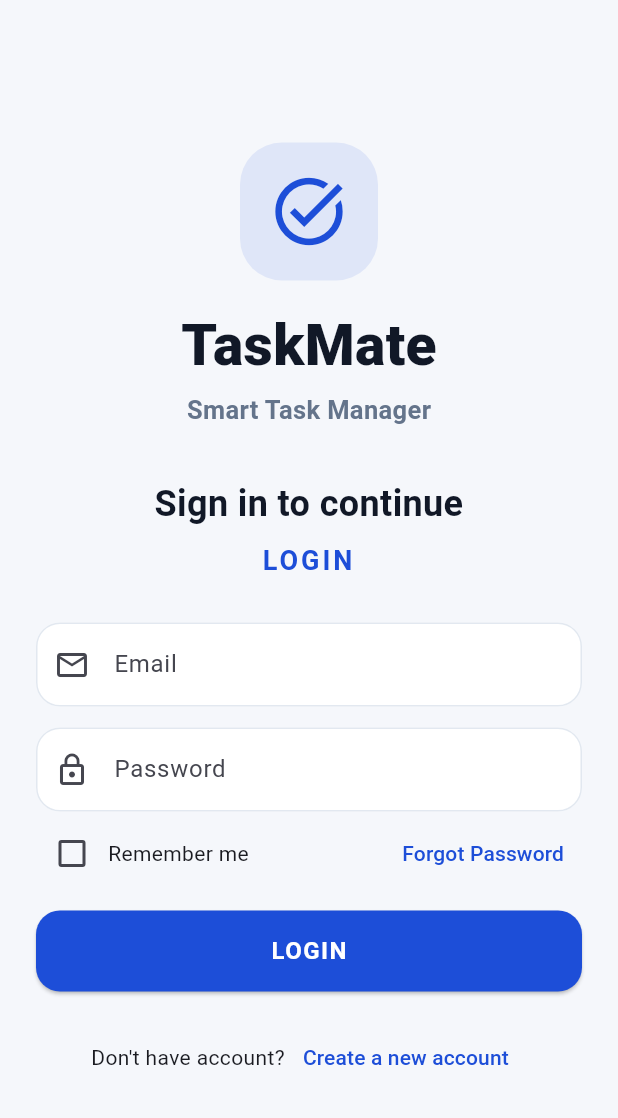
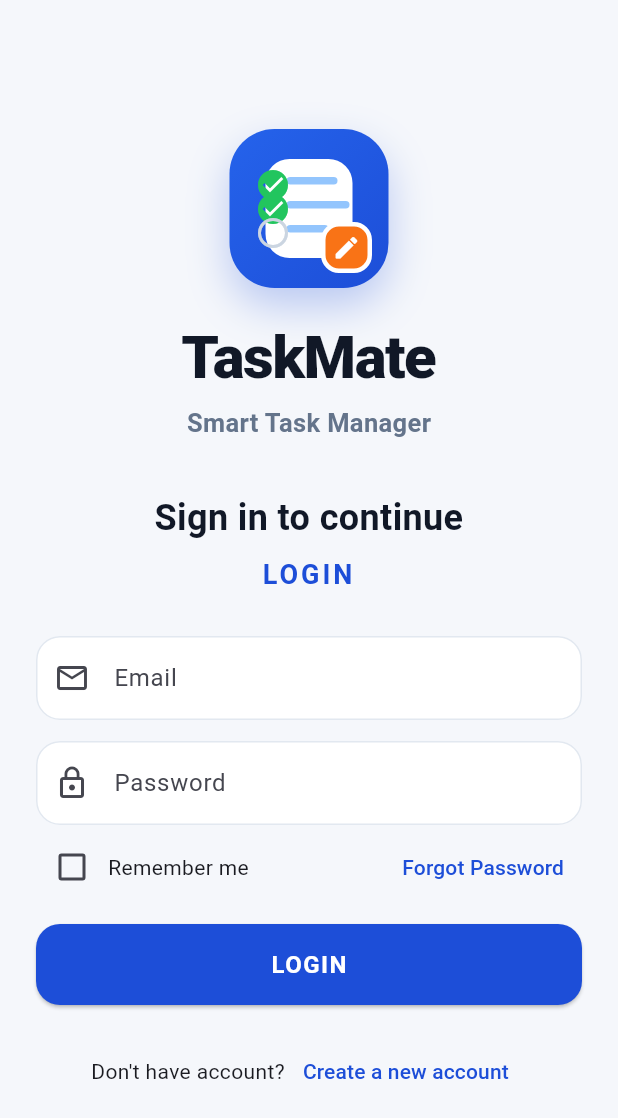
Before and after one commit to Hayyan47/Smart-Task-manager, a Flutter app: the screen it shows after launch, on a phone screen of 412 x 824 dp. Shown: the top 1118 px of the screen. Run offline on Flutter 3.47's test engine with Material 3 defaults, Android fonts, the phone set to English and light mode, and no system bars; our stand-ins replace cloud_firestore, firebase_auth, firebase_core; accounts and stored records are empty.

Commit message:
Improve TaskMate logo design

```diff
--- a/lib/login_screen.dart
+++ b/lib/login_screen.dart
@@ -222,7 +222,8 @@ class _LoginScreenState extends State<LoginScreen> {
 }
 
 // This logo/header is used on both Login and Signup screens
-// to match the provided TaskMate design.
+// to match the provided TaskMate design. The logo is created with Flutter
+// widgets, so we do not copy any copyrighted image from the internet.
 class TaskMateLogo extends StatelessWidget {
   const TaskMateLogo({super.key});
 
@@ -231,33 +232,126 @@ class TaskMateLogo extends StatelessWidget {
     return Column(
       children: [
         Container(
-          height: 92,
-          width: 92,
+          height: 106,
+          width: 106,
           decoration: BoxDecoration(
-            color: const Color(0xFF1D4ED8).withValues(alpha: 0.10),
-            borderRadius: BorderRadius.circular(28),
+            gradient: const LinearGradient(
+              colors: [Color(0xFF2563EB), Color(0xFF1D4ED8)],
+              begin: Alignment.topLeft,
+              end: Alignment.bottomRight,
+            ),
+            borderRadius: BorderRadius.circular(30),
+            boxShadow: [
+              BoxShadow(
+                color: const Color(0xFF1D4ED8).withValues(alpha: 0.28),
+                blurRadius: 24,
+                offset: const Offset(0, 12),
+              ),
+            ],
           ),
-          child: const Icon(
-            Icons.task_alt,
-            size: 54,
-            color: Color(0xFF1D4ED8),
+          child: Stack(
+            alignment: Alignment.center,
+            children: [
+              Positioned(
+                top: 20,
+                left: 24,
+                right: 24,
+                child: Container(
+                  height: 66,
+                  decoration: BoxDecoration(
+                    color: Colors.white,
+                    borderRadius: BorderRadius.circular(16),
+                  ),
+                ),
+              ),
+              Positioned(
+                top: 32,
+                left: 38,
+                child: Container(
+                  width: 34,
+                  height: 5,
+                  decoration: BoxDecoration(
+                    color: const Color(0xFF93C5FD),
+                    borderRadius: BorderRadius.circular(20),
+                  ),
+                ),
+              ),
+              Positioned(
+                top: 48,
+                left: 38,
+                child: Container(
+                  width: 42,
+                  height: 5,
+                  decoration: BoxDecoration(
+                    color: const Color(0xFF93C5FD),
+                    borderRadius: BorderRadius.circular(20),
+                  ),
+                ),
+              ),
+              Positioned(
+                top: 64,
+                left: 38,
+                child: Container(
+                  width: 28,
+                  height: 5,
+                  decoration: BoxDecoration(
+                    color: const Color(0xFF93C5FD),
+                    borderRadius: BorderRadius.circular(20),
+                  ),
+                ),
+              ),
+              const Positioned(
+                top: 25,
+                left: 17,
+                child: Icon(Icons.check_circle,
+                    color: Color(0xFF22C55E), size: 24),
+              ),
+              const Positioned(
+                top: 41,
+                left: 17,
+                child: Icon(Icons.check_circle,
+                    color: Color(0xFF22C55E), size: 24),
+              ),
+              const Positioned(
+                top: 57,
+                left: 17,
+                child: Icon(Icons.radio_button_unchecked,
+                    color: Color(0xFFCBD5E1), size: 24),
+              ),
+              Positioned(
+                right: 11,
+                bottom: 10,
+                child: Container(
+                  height: 34,
+                  width: 34,
+                  decoration: BoxDecoration(
+                    color: const Color(0xFFF97316),
+                    borderRadius: BorderRadius.circular(12),
+                    border: Border.all(color: Colors.white, width: 3),
+                  ),
+                  child: const Icon(Icons.edit_rounded,
+                      color: Colors.white, size: 19),
+                ),
+              ),
+            ],
           ),
         ),
-        const SizedBox(height: 16),
+        const SizedBox(height: 18),
         const Text(
           'TaskMate',
           style: TextStyle(
-            fontSize: 38,
+            fontSize: 40,
             fontWeight: FontWeight.w900,
             color: Color(0xFF111827),
+            letterSpacing: -1,
           ),
         ),
-        const SizedBox(height: 4),
+        const SizedBox(height: 3),
         const Text(
           'Smart Task Manager',
           style: TextStyle(
             fontSize: 17,
-            fontWeight: FontWeight.w600,
+            fontWeight: FontWeight.w700,
             color: Color(0xFF64748B),
           ),
         ),
```
